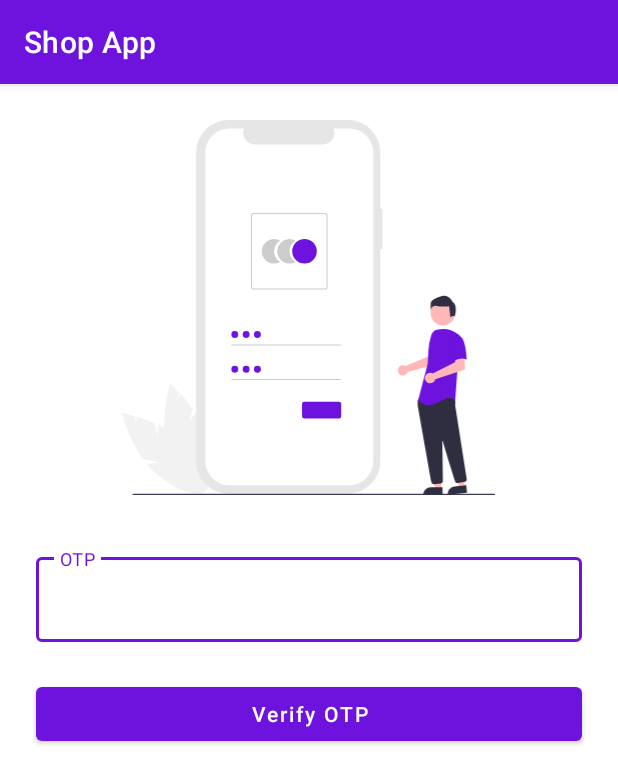
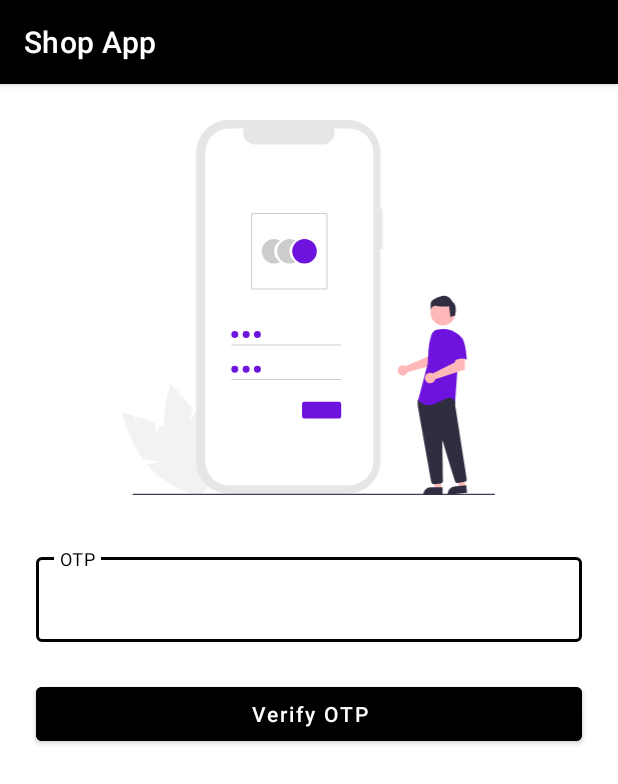
Before and after one commit to mhossain11/ecommerce-App, an Android app: the OTPActivity screen opened directly, with no data from a screen before it, on a phone screen of 412 x 824 dp. Shown: the top 784 px of the screen. Run offline under Robolectric (Android 15) with nearby library versions, the phone set to English and light mode, and no system bars; our stand-ins replace Firebase (no records; nobody signed in at launch, a user with empty details on screens opened directly), data binding.

```diff
--- a/app/src/main/java/com/faysalh/shopapp/MainActivity.kt
+++ b/app/src/main/java/com/faysalh/shopapp/MainActivity.kt
@@ -28,6 +28,7 @@ import com.google.firebase.auth.FirebaseAuth
          //SmoothBottomBar
          val navHostFragment = supportFragmentManager.findFragmentById(R.id.fragmentContainer)
          val navController = navHostFragment!!.findNavController()
+
 
          val popupMenu = PopupMenu(this, null)
          popupMenu.inflate(R.menu.buttom_nav)
--- a/app/src/main/java/com/faysalh/shopapp/fragment/MoreFragment.kt
+++ b/app/src/main/java/com/faysalh/shopapp/fragment/MoreFragment.kt
@@ -15,7 +15,7 @@ import com.google.firebase.ktx.Firebase
 
 
 class MoreFragment : Fragment() {
-lateinit var binding:FragmentMoreBinding
+lateinit var binding: FragmentMoreBinding
 lateinit var list:ArrayList<AllOrderModel>
     override fun onCreateView(
         inflater: LayoutInflater, container: ViewGroup?,
--- a/app/src/main/res/layout/activity_main.xml
+++ b/app/src/main/res/layout/activity_main.xml
@@ -28,14 +28,14 @@
             android:id="@+id/bottomBar"
             android:layout_width="match_parent"
             android:layout_height="56dp"
-            app:backgroundColor="@color/colorPrimary"
+            app:backgroundColor="@color/black"
             app:iconMargin="8dp"
             app:iconSize="24dp"
             app:indicatorRadius="15dp"
             app:layout_constraintBottom_toBottomOf="parent"
             app:layout_constraintEnd_toEndOf="parent"
             app:layout_constraintStart_toStartOf="parent"
-            android:background="@color/colorPrimary"
+            android:background="@color/black"
             app:menu="@menu/buttom_nav" />
     </androidx.constraintlayout.widget.ConstraintLayout>
 </layout>
--- a/app/src/main/res/layout/activity_otpactivity.xml
+++ b/app/src/main/res/layout/activity_otpactivity.xml
@@ -54,6 +54,7 @@
             android:layout_marginEnd="24dp"
             android:text="Verify OTP"
             android:textAllCaps="false"
+            android:backgroundTint="@color/black"
             app:layout_constraintEnd_toEndOf="parent"
             app:layout_constraintStart_toStartOf="parent"
             app:layout_constraintTop_toBottomOf="@+id/textInputLayout" />
--- a/app/src/main/res/layout/activity_product_details.xml
+++ b/app/src/main/res/layout/activity_product_details.xml
@@ -83,7 +83,7 @@
             android:id="@+id/textView10"
             android:layout_width="0dp"
             android:layout_height="wrap_content"
-            android:background="@color/colorPrimary"
+            android:background="@color/black"
             android:gravity="center"
             android:padding="12dp"
             android:text="Add to Cart"
--- a/app/src/main/res/layout/activity_register.xml
+++ b/app/src/main/res/layout/activity_register.xml
@@ -66,6 +66,7 @@
             android:layout_marginTop="24dp"
             android:layout_marginEnd="24dp"
             android:text="Singin"
+            android:backgroundTint="@color/black"
             android:textAllCaps="false"
             app:layout_constraintEnd_toEndOf="parent"
             app:layout_constraintStart_toStartOf="parent"
--- a/app/src/main/res/layout/fragment_cart.xml
+++ b/app/src/main/res/layout/fragment_cart.xml
@@ -66,6 +66,7 @@
                     android:layout_width="match_parent"
                     android:layout_height="wrap_content"
                     android:text="Checkout"
+                    android:backgroundTint="@color/black"
                     android:textAllCaps="false"
                     android:layout_marginTop="12dp"/>
 
--- a/app/src/main/res/layout/fragment_home.xml
+++ b/app/src/main/res/layout/fragment_home.xml
@@ -47,7 +47,7 @@
             <TextView
                 android:layout_width="wrap_content"
                 android:layout_height="wrap_content"
-                android:textColor="@color/colorPrimary"
+                android:textColor="@color/colorBlue"
                 android:textStyle="bold"
                 android:textSize="22sp"
                 android:text="Shop By Category" />
@@ -80,7 +80,7 @@
             <TextView
                 android:layout_width="wrap_content"
                 android:layout_height="wrap_content"
-                android:textColor="@color/colorPrimary"
+                android:textColor="@color/colorBlue"
                 android:textStyle="bold"
                 android:textSize="22sp"
                 android:text="Shop By product" />
--- a/app/src/main/res/values/colors.xml
+++ b/app/src/main/res/values/colors.xml
@@ -9,6 +9,7 @@
     <color name="white">#FFFFFFFF</color>
 
     <color name="colorPrimary">#6E13DD</color>
+    <color name="colorBlue">#6E13DD</color>
     <color name="colorSecondary">#FFBB86FC</color>
 
 
--- a/app/src/main/res/values/themes.xml
+++ b/app/src/main/res/values/themes.xml
@@ -2,15 +2,17 @@
     <!-- Base application theme. -->
     <style name="Theme.ShopApp" parent="Theme.MaterialComponents.DayNight.DarkActionBar">
         <!-- Primary brand color. -->
-        <item name="colorPrimary">@color/colorPrimary</item>
+
+        <item name="colorPrimary">@color/black</item>
         <item name="colorPrimaryVariant">@color/colorSecondary</item>
         <item name="colorOnPrimary">@color/white</item>
         <!-- Secondary brand color. -->
         <item name="colorSecondary">@color/teal_200</item>
         <item name="colorSecondaryVariant">@color/teal_700</item>
         <item name="colorOnSecondary">@color/black</item>
+
         <!-- Status bar color. -->
-        <item name="android:statusBarColor" tools:targetApi="l">?attr/colorPrimaryVariant</item>
+        <item name="android:statusBarColor" tools:targetApi="l">@color/black</item>
         <!-- Customize your theme here. -->
     </style>
 
--- a/build.gradle
+++ b/build.gradle
@@ -12,13 +12,13 @@ buildscript {
     dependencies {
         classpath "androidx.navigation:navigation-safe-args-gradle-plugin:2.5.2"
         classpath 'com.google.gms:google-services:4.3.14'
-        classpath 'com.android.tools.build:gradle:7.3.0'
+        classpath 'com.android.tools.build:gradle:7.3.1'
         classpath "org.jetbrains.kotlin:kotlin-gradle-plugin:1.7.10"
     }
 }
 plugins {
-    id 'com.android.application' version '7.3.0' apply false
-    id 'com.android.library' version '7.3.0' apply false
+    id 'com.android.application' version '7.3.1' apply false
+    id 'com.android.library' version '7.3.1' apply false
     id 'org.jetbrains.kotlin.android' version '1.7.10' apply false
 }
 
```
Also changed, not shown: app/src/main/res/drawable/aamarpay_logo.png (deleted), 6 other files.
